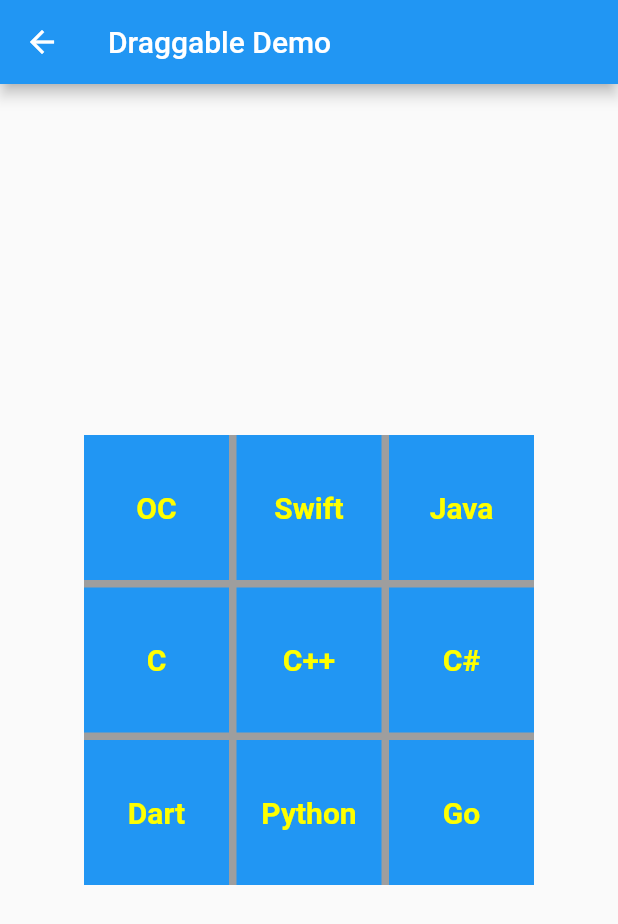
After one commit to 9527001/reading_widgets, a Flutter app: the TestDragPage screen opened by its route, on a phone screen of 412 x 824 dp. The commit adds this screen. Shown: the top 924 px of the screen. Run offline on Flutter 3.47's test engine with Material 2 defaults, Android fonts, the phone set to English and light mode, and no system bars; missing offline and left inert: jvtd_list.

Commit message:
排序题基础版本完成

```diff
--- a/lib/src/question/base_question.dart
+++ b/lib/src/question/base_question.dart
@@ -44,7 +44,7 @@ abstract class BaseQuestionState<Q extends BaseQuestionBean, T extends StatefulW
       children: <Widget>[
         _buildTopic(),
         SizedBox(height: spacing()),
-        buildQuestionType(context),
+        buildQuestion(context),
         _buildAnalysis(),
       ],
     );
@@ -74,7 +74,7 @@ abstract class BaseQuestionState<Q extends BaseQuestionBean, T extends StatefulW
 
   //答案间距
   double spacing(){
-    return question().status() == QuestionStatus.normal ? 64 : 24;
+    return question().status() == QuestionStatus.normal ? 48 : 24;
   }
 
   String _questionType() {
@@ -90,7 +90,7 @@ abstract class BaseQuestionState<Q extends BaseQuestionBean, T extends StatefulW
 
   //根据题型创建相关页面
   @protected
-  Widget buildQuestionType(BuildContext context);
+  Widget buildQuestion(BuildContext context);
 
   /// 创建解析
   Widget _buildAnalysis() {
--- /dev/null
+++ b/reading_example/lib/page/test_drag_page.dart
@@ -0,0 +1,113 @@
+import 'package:flutter/material.dart';
+
+class TestDragPage extends StatefulWidget {
+  @override
+  _TestDragPageState createState() => _TestDragPageState();
+}
+
+class _TestDragPageState extends State<TestDragPage> {
+  final _titles = ['OC', 'Swift', 'Java', 'C', 'C++', 'C#', 'Dart', 'Python', 'Go'];
+  String _movingValue; // 记录正在移动的数据
+  @override
+  Widget build(BuildContext context) {
+    return Scaffold(
+      appBar: AppBar(title: Text('Draggable Demo')),
+      body: Center(
+        child: Container(
+          width: 300,
+          height: 300,
+          color: Colors.grey,
+          child: GridView(
+            gridDelegate: SliverGridDelegateWithFixedCrossAxisCount(crossAxisCount: 3, mainAxisSpacing: 5.0, crossAxisSpacing: 5.0, childAspectRatio: 1),
+            children: buildItems(),
+            physics: NeverScrollableScrollPhysics(), //禁止滚动
+          ),
+        ),
+      ),
+    );
+  }
+
+  // 生成GridView的items
+  List<Widget> buildItems() {
+    List<Widget> items = List<Widget>();
+    _titles.forEach((value) {
+      items.add(draggableItem(value));
+    });
+    return items;
+  }
+
+  // 生成可拖动的item
+  Widget draggableItem(value) {
+    return Draggable(
+      data: value,
+      child: DragTarget(
+        builder: (context, candidateData, rejectedData) {
+          return baseItem(value, Colors.blue);
+        },
+        onWillAccept: (moveData) {
+          print('=== onWillAccept: $moveData ==> $value');
+          var accept = moveData != null;
+          if (accept) {
+            exchangeItem(moveData, value, false);
+          }
+          return accept;
+        },
+        onAccept: (moveData) {
+          print('=== onAccept: $moveData ==> $value');
+          exchangeItem(moveData, value, true);
+        },
+        onLeave: (moveData) {
+          print('=== onLeave: $moveData ==> $value');
+        },
+      ),
+      feedback: baseItem(value, Colors.green.withOpacity(0.8)),
+      childWhenDragging: null,
+      onDragStarted: () {
+        print('=== onDragStarted');
+        setState(() {
+          _movingValue = value; //记录开始拖拽的数据
+        });
+      },
+      onDraggableCanceled: (Velocity velocity, Offset offset) {
+        print('=== onDraggableCanceled');
+        setState(() {
+          _movingValue = null; //清空标记进行重绘
+        });
+      },
+      onDragCompleted: () {
+        print('=== onDragCompleted');
+      },
+    );
+  }
+
+  // 基础展示的item 此处设置width,height对GridView 无效，主要是偷懒给feedback用
+  Widget baseItem(value, bgColor) {
+    if (value == _movingValue) {
+      return Container();
+    }
+    return Container(
+      width: 110,
+      height: 110,
+      color: bgColor,
+      child: Center(
+        child: Text(
+          value,
+          textAlign: TextAlign.center,
+          style: TextStyle(fontWeight: FontWeight.bold, fontSize: 20, color: Colors.yellowAccent),
+        ),
+      ),
+    );
+  }
+
+  // 重新排序
+  void exchangeItem(moveData, toData, onAccept) {
+    setState(() {
+      var toIndex = _titles.indexOf(toData);
+      _titles.remove(moveData);
+      _titles.insert(toIndex, moveData);
+      if (onAccept) {
+        _movingValue = null;
+      }
+    });
+  }
+}
```
Also changed, not shown: lib/src/question/choice_question.dart (+2 -5 lines), lib/src/question/reading_question.dart (+10 -1 lines), lib/src/question/sort_question.dart (added, +222 -0 lines), reading_example/lib/main.dart (+20 -3 lines), reading_example/lib/page/test_question_page.dart (+70 -4 lines).
